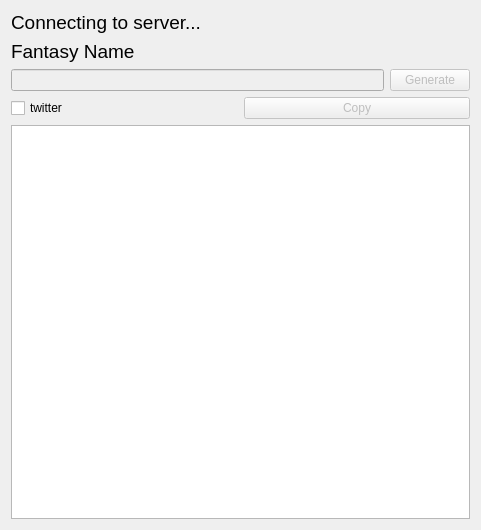
The window that cute-fantasy/sfgui.ui (protoblock/protoblock) describes before a commit, drawn with Qt 5.
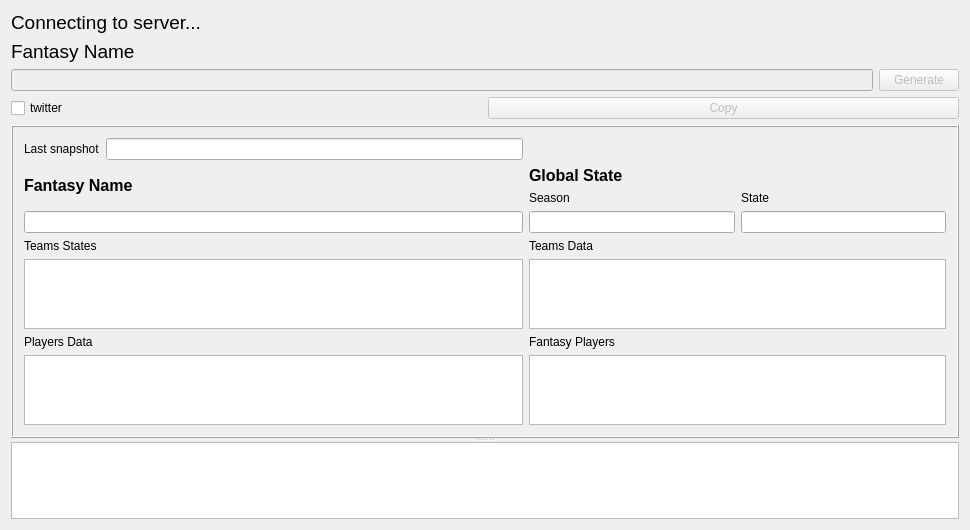
The same window after the commit.

Commit message: Now every snapshot data is shown in the main ui dialog with table views.

What changed in the file:
```diff
--- a/cute-fantasy/sfgui.ui
+++ b/cute-fantasy/sfgui.ui
@@ -6,7 +6,7 @@
    <rect>
     <x>0</x>
     <y>0</y>
-    <width>481</width>
+    <width>970</width>
     <height>530</height>
    </rect>
   </property>
@@ -16,8 +16,8 @@
   <property name="whatsThis">
    <string/>
   </property>
-  <layout class="QVBoxLayout" name="verticalLayout">
-   <item>
+  <layout class="QGridLayout" name="gridLayout_2">
+   <item row="0" column="0">
     <widget class="QLabel" name="message">
      <property name="font">
       <font>
@@ -31,7 +31,7 @@
      </property>
     </widget>
    </item>
-   <item>
+   <item row="1" column="0">
     <layout class="QVBoxLayout" name="verticalLayout_2">
      <item>
       <widget class="QLabel" name="fantasynamestatus">
@@ -77,7 +77,7 @@
      </item>
     </layout>
    </item>
-   <item>
+   <item row="2" column="0">
     <layout class="QHBoxLayout" name="horizontalLayout_2">
      <item>
       <widget class="QCheckBox" name="twitter">
@@ -104,8 +104,325 @@
      </item>
     </layout>
    </item>
-   <item>
-    <widget class="QTextBrowser" name="textBrowser"/>
+   <item row="3" column="0">
+    <widget class="QSplitter" name="splitter">
+     <property name="orientation">
+      <enum>Qt::Vertical</enum>
+     </property>
+     <widget class="QFrame" name="frame">
+      <property name="frameShape">
+       <enum>QFrame::Box</enum>
+      </property>
+      <property name="frameShadow">
+       <enum>QFrame::Raised</enum>
+      </property>
+      <layout class="QGridLayout" name="gridLayout">
+       <item row="0" column="0">
+        <widget class="QLabel" name="label_9">
+         <property name="text">
+          <string>Last snapshot</string>
+         </property>
+        </widget>
+       </item>
+       <item row="0" column="1">
+        <widget class="QLineEdit" name="mySnapshotTimestamp"/>
+       </item>
+       <item row="1" column="0" colspan="2">
+        <layout class="QVBoxLayout" name="verticalLayout_9">
+         <item>
+          <widget class="QLabel" name="label">
+           <property name="font">
+            <font>
+             <pointsize>12</pointsize>
+             <weight>75</weight>
+             <bold>true</bold>
+            </font>
+           </property>
+           <property name="text">
+            <string>Fantasy Name </string>
+           </property>
+          </widget>
+         </item>
+         <item>
+          <widget class="QLineEdit" name="myFantasyNameLE"/>
+         </item>
+        </layout>
+       </item>
+       <item row="1" column="2">
+        <layout class="QVBoxLayout" name="verticalLayout_8">
+         <item>
+          <widget class="QLabel" name="label_6">
+           <property name="font">
+            <font>
+             <pointsize>12</pointsize>
+             <weight>75</weight>
+             <bold>true</bold>
+            </font>
+           </property>
+           <property name="text">
+            <string>Global State</string>
+           </property>
+          </widget>
+         </item>
+         <item>
+          <layout class="QHBoxLayout" name="horizontalLayout_3">
+           <item>
+            <layout class="QVBoxLayout" name="verticalLayout_6">
+             <item>
+              <widget class="QLabel" name="label_7">
+               <property name="text">
+                <string>Season</string>
+               </property>
+              </widget>
+             </item>
+             <item>
+              <widget class="QLineEdit" name="mySeasonLE"/>
+             </item>
+            </layout>
+           </item>
+           <item>
+            <layout class="QVBoxLayout" name="verticalLayout_7">
+             <item>
+              <widget class="QLabel" name="label_8">
+               <property name="text">
+                <string>State</string>
+               </property>
+              </widget>
+             </item>
+             <item>
+              <widget class="QLineEdit" name="myGlobalStateLE"/>
+             </item>
+            </layout>
+           </item>
+          </layout>
+         </item>
+        </layout>
+       </item>
+       <item row="2" column="0" colspan="2">
+        <layout class="QVBoxLayout" name="verticalLayout">
+         <item>
+          <widget class="QLabel" name="label_3">
+           <property name="text">
+            <string>Teams States</string>
+           </property>
+          </widget>
+         </item>
+         <item>
+          <widget class="QTableView" name="myTeamsStatesTableView">
+           <property name="font">
+            <font>
+             <pointsize>8</pointsize>
+             <weight>50</weight>
+             <bold>false</bold>
+            </font>
+           </property>
+           <property name="tabKeyNavigation">
+            <bool>false</bool>
+           </property>
+           <property name="showDropIndicator" stdset="0">
+            <bool>false</bool>
+           </property>
+           <property name="dragDropOverwriteMode">
+            <bool>false</bool>
+           </property>
+           <property name="selectionMode">
+            <enum>QAbstractItemView::SingleSelection</enum>
+           </property>
+           <property name="selectionBehavior">
+            <enum>QAbstractItemView::SelectRows</enum>
+           </property>
+           <property name="showGrid">
+            <bool>false</bool>
+           </property>
+           <property name="cornerButtonEnabled">
+            <bool>false</bool>
+           </property>
+           <attribute name="horizontalHeaderHighlightSections">
+            <bool>false</bool>
+           </attribute>
+           <attribute name="verticalHeaderVisible">
+            <bool>false</bool>
+           </attribute>
+           <attribute name="verticalHeaderHighlightSections">
+            <bool>false</bool>
+           </attribute>
+          </widget>
+         </item>
+        </layout>
+       </item>
+       <item row="2" column="2">
+        <layout class="QVBoxLayout" name="verticalLayout_3">
+         <item>
+          <widget class="QLabel" name="label_2">
+           <property name="text">
+            <string>Teams Data</string>
+           </property>
+          </widget>
+         </item>
+         <item>
+          <widget class="QTableView" name="myTeamsDataTableView">
+           <property name="font">
+            <font>
+             <pointsize>8</pointsize>
+             <weight>50</weight>
+             <bold>false</bold>
+            </font>
+           </property>
+           <property name="tabKeyNavigation">
+            <bool>false</bool>
+           </property>
+           <property name="showDropIndicator" stdset="0">
+            <bool>false</bool>
+           </property>
+           <property name="dragDropOverwriteMode">
+            <bool>false</bool>
+           </property>
+           <property name="selectionMode">
+            <enum>QAbstractItemView::SingleSelection</enum>
+           </property>
+           <property name="selectionBehavior">
+            <enum>QAbstractItemView::SelectRows</enum>
+           </property>
+           <property name="showGrid">
+            <bool>false</bool>
+           </property>
+           <property name="cornerButtonEnabled">
+            <bool>false</bool>
+           </property>
+           <attribute name="horizontalHeaderHighlightSections">
+            <bool>false</bool>
+           </attribute>
+           <attribute name="verticalHeaderVisible">
+            <bool>false</bool>
+           </attribute>
+           <attribute name="verticalHeaderHighlightSections">
+            <bool>false</bool>
+           </attribute>
+          </widget>
+         </item>
+        </layout>
+       </item>
+       <item row="3" column="0" colspan="2">
+        <layout class="QVBoxLayout" name="verticalLayout_4">
+         <item>
+          <widget class="QLabel" name="label_5">
+           <property name="text">
+            <string>Players Data</string>
+           </property>
+          </widget>
+         </item>
+         <item>
+          <widget class="QTableView" name="myPlayersDataTableView">
+           <property name="font">
+            <font>
+             <pointsize>8</pointsize>
+             <weight>50</weight>
+             <bold>false</bold>
+            </font>
+           </property>
+           <property name="tabKeyNavigation">
+            <bool>false</bool>
+           </property>
+           <property name="showDropIndicator" stdset="0">
+            <bool>false</bool>
+           </property>
+           <property name="dragDropOverwriteMode">
+            <bool>false</bool>
+           </property>
+           <property name="selectionMode">
+            <enum>QAbstractItemView::SingleSelection</enum>
+           </property>
+           <property name="selectionBehavior">
+            <enum>QAbstractItemView::SelectRows</enum>
+           </property>
+           <property name="showGrid">
+            <bool>false</bool>
+           </property>
+           <property name="cornerButtonEnabled">
+            <bool>false</bool>
+           </property>
+           <attribute name="horizontalHeaderHighlightSections">
+            <bool>false</bool>
+           </attribute>
+           <attribute name="verticalHeaderVisible">
+            <bool>false</bool>
+           </attribute>
+           <attribute name="verticalHeaderHighlightSections">
+            <bool>false</bool>
+           </attribute>
+          </widget>
+         </item>
+        </layout>
+       </item>
+       <item row="3" column="2">
+        <layout class="QVBoxLayout" name="verticalLayout_5">
+         <item>
+          <widget class="QLabel" name="label_4">
+           <property name="text">
+            <string>Fantasy Players</string>
+           </property>
+          </widget>
+         </item>
+         <item>
+          <widget class="QTableView" name="myFantasyPlayersTableView">
+           <property name="font">
+            <font>
+             <pointsize>8</pointsize>
+             <weight>50</weight>
+             <bold>false</bold>
+            </font>
+           </property>
+           <property name="tabKeyNavigation">
+            <bool>false</bool>
+           </property>
+           <property name="showDropIndicator" stdset="0">
+            <bool>false</bool>
+           </property>
+           <property name="dragDropOverwriteMode">
+            <bool>false</bool>
+           </property>
+           <property name="selectionMode">
+            <enum>QAbstractItemView::SingleSelection</enum>
+           </property>
+           <property name="selectionBehavior">
+            <enum>QAbstractItemView::SelectRows</enum>
+           </property>
+           <property name="showGrid">
+            <bool>false</bool>
+           </property>
+           <property name="cornerButtonEnabled">
+            <bool>false</bool>
+           </property>
+           <attribute name="horizontalHeaderHighlightSections">
+            <bool>false</bool>
+           </attribute>
+           <attribute name="verticalHeaderVisible">
+            <bool>false</bool>
+           </attribute>
+           <attribute name="verticalHeaderHighlightSections">
+            <bool>false</bool>
+           </attribute>
+          </widget>
+         </item>
+        </layout>
+       </item>
+      </layout>
+     </widget>
+     <widget class="QTextBrowser" name="textBrowser">
+      <property name="minimumSize">
+       <size>
+        <width>0</width>
+        <height>0</height>
+       </size>
+      </property>
+      <property name="maximumSize">
+       <size>
+        <width>16777215</width>
+        <height>80</height>
+       </size>
+      </property>
+     </widget>
+    </widget>
    </item>
   </layout>
  </widget>
```
Left out of the diff: 3 changed lines with no effect on the pictures. The commit also changes 43 other files.
